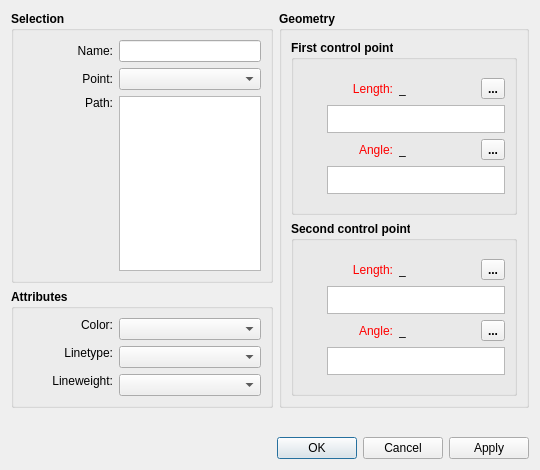
Above: src/libs/vtools/dialogs/tools/dialogsplinepath.ui from FashionFreedom/Seamly2D before the change. Below: the same form after it.
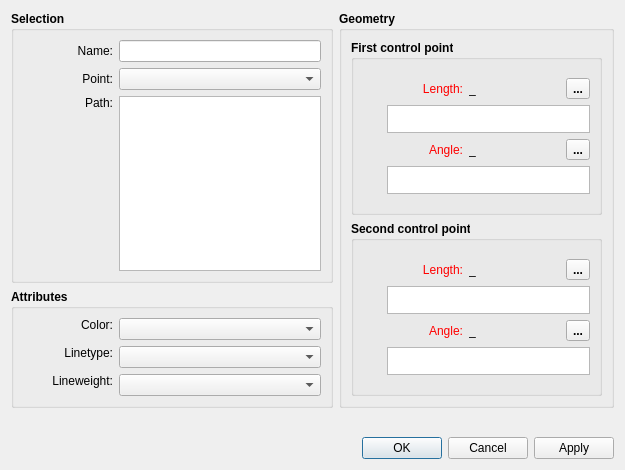
That is the form after the change. Icons and pictures are not drawn. Custom widgets are drawn as their Qt base class.

Diff of the .ui file:
```diff
--- a/src/libs/vtools/dialogs/tools/dialogsplinepath.ui
+++ b/src/libs/vtools/dialogs/tools/dialogsplinepath.ui
@@ -6,7 +6,7 @@
    <rect>
     <x>0</x>
     <y>0</y>
-    <width>540</width>
+    <width>625</width>
     <height>470</height>
    </rect>
   </property>
@@ -451,7 +451,7 @@
                  </property>
                  <property name="minimumSize">
                   <size>
-                   <width>90</width>
+                   <width>100</width>
                    <height>0</height>
                   </size>
                  </property>
@@ -541,7 +541,7 @@
                  </property>
                  <property name="sizeHint" stdset="0">
                   <size>
-                   <width>40</width>
+                   <width>10</width>
                    <height>20</height>
                   </size>
                  </property>
@@ -648,7 +648,7 @@
                  </property>
                  <property name="minimumSize">
                   <size>
-                   <width>90</width>
+                   <width>100</width>
                    <height>0</height>
                   </size>
                  </property>
@@ -738,7 +738,7 @@
                  </property>
                  <property name="sizeHint" stdset="0">
                   <size>
-                   <width>40</width>
+                   <width>10</width>
                    <height>20</height>
                   </size>
                  </property>
@@ -864,7 +864,7 @@
                  </property>
                  <property name="minimumSize">
                   <size>
-                   <width>90</width>
+                   <width>100</width>
                    <height>0</height>
                   </size>
                  </property>
@@ -954,7 +954,7 @@
                  </property>
                  <property name="sizeHint" stdset="0">
                   <size>
-                   <width>40</width>
+                   <width>10</width>
                    <height>20</height>
                   </size>
                  </property>
@@ -1061,7 +1061,7 @@
                  </property>
                  <property name="minimumSize">
                   <size>
-                   <width>90</width>
+                   <width>100</width>
                    <height>0</height>
                   </size>
                  </property>
@@ -1151,7 +1151,7 @@
                  </property>
                  <property name="sizeHint" stdset="0">
                   <size>
-                   <width>40</width>
+                   <width>10</width>
                    <height>20</height>
                   </size>
                  </property>
```
